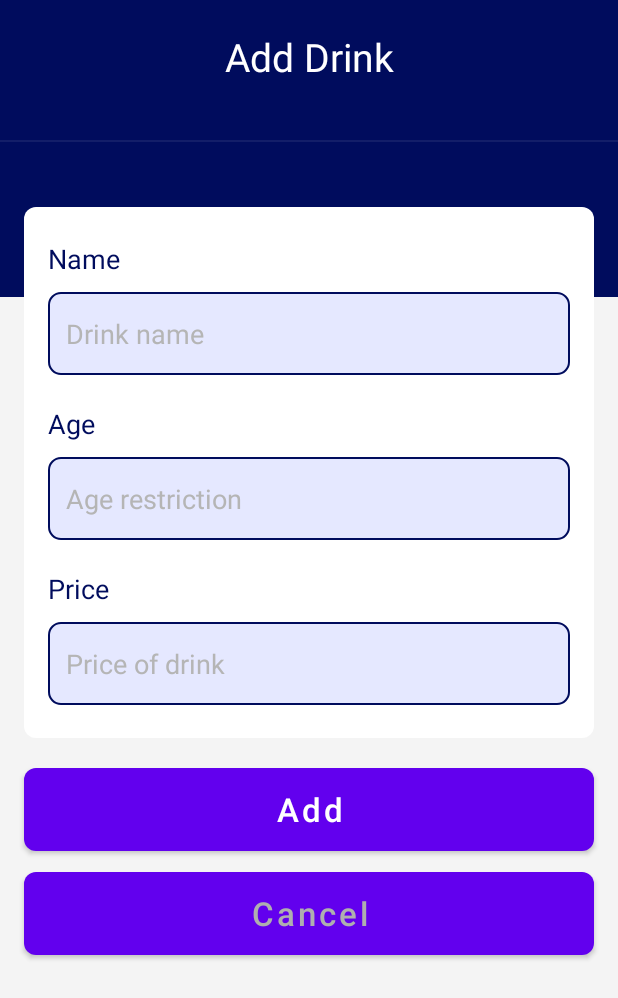
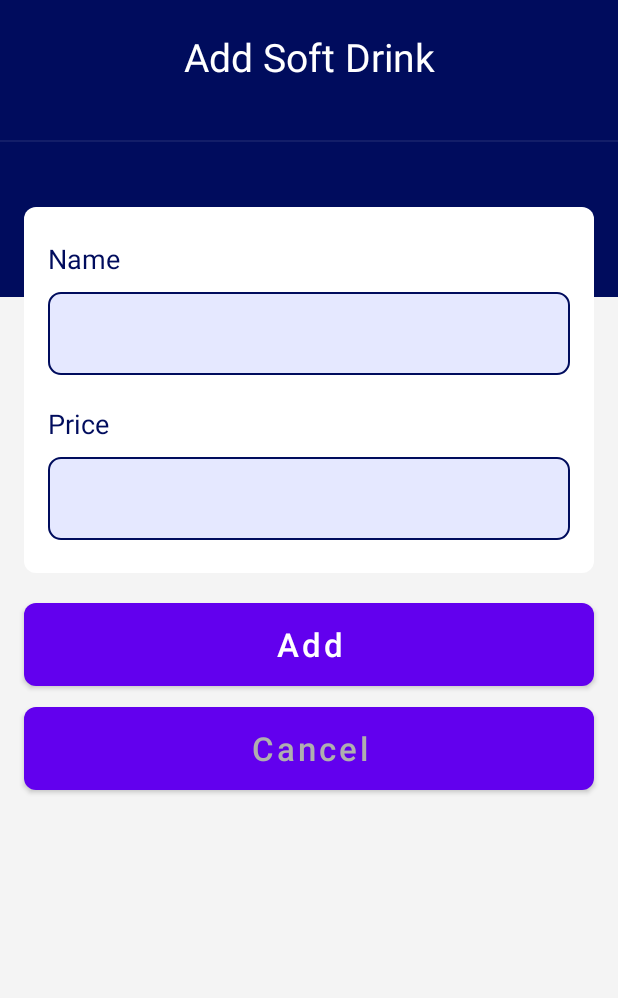
Before and after one commit to Alpha-Centauri1/Fast_Order, an Android app: the layout add_soft_drink.xml on its own in the app's theme, with its tools: preview values and no code run, on a phone screen of 412 x 824 dp. Shown: the top 998 px of the screen. Run offline under Robolectric (Android 15) with nearby library versions, the phone set to English and light mode, and no system bars.

Commit message:
Added activity for adding new soft drinks and displaying them

```diff
--- a/app/src/main/AndroidManifest.xml
+++ b/app/src/main/AndroidManifest.xml
@@ -14,6 +14,10 @@
             android:label="@string/title_activity_soft_drinks_actitvity" >
         </activity>
         <activity
+            android:name=".AddSoftDrinkActivity"
+            android:label="@string/title_activity_soft_drinks_actitvity" >
+        </activity>
+        <activity
             android:name=".AdminOrdersActivity"
             android:label="@string/app_name"
             android:theme="@style/Theme.FastOrder.NoActionBar" >
--- a/app/src/main/java/ch/zli/fastOrder/AdminOrdersActivity.java
+++ b/app/src/main/java/ch/zli/fastOrder/AdminOrdersActivity.java
@@ -44,7 +44,7 @@ public class AdminOrdersActivity extends AppCompatActivity {
         setContentView(R.layout.admin_orders);
 
         endpage = findViewById(R.id.endpage);
-        drinks = findViewById(R.id.drinks);
+        drinks = findViewById(R.id.orders);
         btnAddNew = findViewById(R.id.btnCreate);
         drinks.setLayoutManager(new LinearLayoutManager(this));
         list = new ArrayList<>();
@@ -61,9 +61,9 @@ public class AdminOrdersActivity extends AppCompatActivity {
             @Override
             public void onDataChange(DataSnapshot dataSnapshot) {
                 // set code to retrieve data and replace layout
-                for(DataSnapshot dataSnapshot1: dataSnapshot.getChildren())
+                for(DataSnapshot snapshot: dataSnapshot.getChildren())
                 {
-                    Order order = dataSnapshot1.getValue(Order.class);
+                    Order order = snapshot.getValue(Order.class);
                     list.add(order);
                 }
                 adapter = new OrderAdapter(AdminOrdersActivity.this, list);
--- a/app/src/main/java/ch/zli/fastOrder/OrderAdapter.java
+++ b/app/src/main/java/ch/zli/fastOrder/OrderAdapter.java
@@ -1,7 +1,6 @@
 package ch.zli.fastOrder;
 
 import android.content.Context;
-import android.content.Intent;
 import android.view.LayoutInflater;
 import android.view.View;
 import android.view.ViewGroup;
@@ -58,9 +57,9 @@ public class OrderAdapter extends RecyclerView.Adapter<OrderAdapter.OrderViewHol
 
         private OrderViewHolder(@NonNull View itemView) {
             super(itemView);
-            name = itemView.findViewById(R.id.name);
+            name = itemView.findViewById(R.id.inputName);
             amount = itemView.findViewById(R.id.amount);
-            price = itemView.findViewById(R.id.price);
+            price = itemView.findViewById(R.id.inputPrice);
         }
     }
 
--- a/app/src/main/res/layout/add_soft_drink.xml
+++ b/app/src/main/res/layout/add_soft_drink.xml
@@ -18,14 +18,14 @@
 
         <TextView
             android:id="@+id/titlepage"
+            android:layout_width="match_parent"
+            android:layout_height="wrap_content"
             android:layout_marginTop="20dp"
-            android:textSize="26sp"
+            android:layout_marginBottom="18dp"
+            android:text="@string/title_add_soft_drink"
+            android:textAlignment="center"
             android:textColor="#FFF"
-            android:text="Add Drink"
-            android:textAlignment="center"
-            android:layout_marginBottom="18dp"
-            android:layout_width="match_parent"
-            android:layout_height="wrap_content" />
+            android:textSize="26sp" />
 
         <View
             android:layout_marginTop="20dp"
@@ -55,54 +55,23 @@
 
             <TextView
                 android:id="@+id/addname"
-                android:textSize="18sp"
+                android:layout_width="match_parent"
+                android:layout_height="wrap_content"
+                android:layout_marginBottom="10dp"
+                android:text="@string/name"
                 android:textColor="@color/colorPrimaryDark"
-                android:text="Name"
-                android:layout_marginBottom="10dp"
-                android:layout_width="match_parent"
-                android:layout_height="wrap_content" />
+                android:textSize="18sp" />
 
             <EditText
-                android:id="@+id/name"
+                android:id="@+id/inputName"
+                android:layout_width="match_parent"
+                android:layout_height="55dp"
+                android:background="@drawable/input_field"
                 android:inputType="text"
-                android:background="@drawable/input_field"
                 android:paddingLeft="12dp"
-                android:textColorHint="#B5B5B5"
+                android:paddingRight="12dp"
                 android:textColor="@color/colorPrimaryDark"
-                android:hint="Drink name"
-                android:layout_width="match_parent"
-                android:layout_height="55dp" />
-
-        </LinearLayout>
-
-        <LinearLayout
-            android:layout_marginTop="20dp"
-            android:layout_marginRight="16dp"
-            android:layout_marginLeft="16dp"
-            android:orientation="vertical"
-            android:layout_width="match_parent"
-            android:layout_height="wrap_content">
-
-            <TextView
-                android:id="@+id/addage"
-                android:textSize="18sp"
-                android:textColor="@color/colorPrimaryDark"
-                android:text="Age"
-                android:layout_marginBottom="10dp"
-                android:layout_width="match_parent"
-                android:layout_height="wrap_content" />
-
-            <EditText
-                android:id="@+id/age"
-                android:inputType="text"
-                android:background="@drawable/input_field"
-                android:paddingLeft="12dp"
-                android:textColorHint="#B5B5B5"
-                android:maxLength="25"
-                android:textColor="@color/colorPrimaryDark"
-                android:hint="Age restriction"
-                android:layout_width="match_parent"
-                android:layout_height="55dp" />
+                android:textColorHint="#B5B5B5" />
 
         </LinearLayout>
 
@@ -116,23 +85,23 @@
 
             <TextView
                 android:id="@+id/addprice"
-                android:textSize="18sp"
+                android:layout_width="match_parent"
+                android:layout_height="wrap_content"
+                android:layout_marginBottom="10dp"
+                android:text="@string/price"
                 android:textColor="@color/colorPrimaryDark"
-                android:text="Price"
-                android:layout_marginBottom="10dp"
-                android:layout_width="match_parent"
-                android:layout_height="wrap_content" />
+                android:textSize="18sp" />
 
             <EditText
-                android:id="@+id/price"
+                android:id="@+id/inputPrice"
+                android:layout_width="match_parent"
+                android:layout_height="55dp"
+                android:background="@drawable/input_field"
                 android:inputType="text"
-                android:background="@drawable/input_field"
                 android:paddingLeft="12dp"
-                android:textColorHint="#B5B5B5"
+                android:paddingRight="12dp"
                 android:textColor="@color/colorPrimaryDark"
-                android:hint="Price of drink"
-                android:layout_width="match_parent"
-                android:layout_height="55dp" />
+                android:textColorHint="#B5B5B5" />
 
         </LinearLayout>
 
@@ -140,30 +109,30 @@
     </LinearLayout>
 
     <Button
-        android:id="@+id/btnSaveTask"
-        android:layout_marginRight="16dp"
+        android:id="@+id/btnAdd"
+        android:layout_width="match_parent"
+        android:layout_height="55dp"
         android:layout_marginLeft="16dp"
         android:layout_marginTop="20dp"
-        android:text="Add"
+        android:layout_marginRight="16dp"
+        android:background="@drawable/addbtn"
+        android:text="@string/add"
+        android:textAllCaps="false"
         android:textColor="#FFF"
-        android:textAllCaps="false"
-        android:background="@drawable/addbtn"
-        android:textSize="22sp"
-        android:layout_width="match_parent"
-        android:layout_height="55dp" />
+        android:textSize="22sp" />
 
     <Button
         android:id="@+id/btnCancel"
-        android:layout_marginRight="16dp"
+        android:layout_width="match_parent"
+        android:layout_height="55dp"
         android:layout_marginLeft="16dp"
         android:layout_marginTop="14dp"
-        android:text="Cancel"
+        android:layout_marginRight="16dp"
+        android:background="@drawable/canclebtn"
+        android:text="@string/cancel"
+        android:textAllCaps="false"
         android:textColor="#AFAFAF"
-        android:textAllCaps="false"
-        android:background="@drawable/canclebtn"
-        android:textSize="22sp"
-        android:layout_width="match_parent"
-        android:layout_height="55dp" />
+        android:textSize="22sp" />
 
 
 </LinearLayout>
--- a/app/src/main/res/layout/admin_orders.xml
+++ b/app/src/main/res/layout/admin_orders.xml
@@ -74,7 +74,7 @@
         </LinearLayout>
 
         <androidx.recyclerview.widget.RecyclerView
-            android:id="@+id/drinks"
+            android:id="@+id/orders"
             android:layout_width="match_parent"
             android:layout_height="wrap_content"
             android:layout_marginLeft="16dp"
--- a/app/src/main/res/layout/order_item.xml
+++ b/app/src/main/res/layout/order_item.xml
@@ -15,7 +15,7 @@
         android:layout_height="match_parent">
 
         <TextView
-            android:id="@+id/name"
+            android:id="@+id/inputName"
             android:layout_marginTop="19dp"
             android:textSize="22sp"
             android:textColor="#000C5D"
@@ -40,7 +40,7 @@
         android:layout_height="wrap_content">
 
         <TextView
-            android:id="@+id/price"
+            android:id="@+id/inputPrice"
             android:textSize="18sp"
             android:textColor="#F63EA5"
             android:layout_marginTop="8dp"
--- a/app/src/main/res/values/strings.xml
+++ b/app/src/main/res/values/strings.xml
@@ -21,4 +21,9 @@
     <string name="drinkAmount">1</string>
     <string name="hardDrinks">Hard Drinks</string>
     <string name="softDrinks">Soft Drinks</string>
+    <string name="add">Add</string>
+    <string name="cancel">Cancel</string>
+    <string name="name">Name</string>
+    <string name="price">Price</string>
+    <string name="title_add_soft_drink">Add Soft Drink</string>
 </resources>
```
Also changed, not shown: app/src/main/java/ch/zli/fastOrder/AddSoftDrinkActivity.java (+62 -0 lines), app/src/main/java/ch/zli/fastOrder/SoftDrinkAdapter.java (+14 -18 lines), app/src/main/java/ch/zli/fastOrder/ui/dashboard/DashboardFragment.java (+20 -11 lines), app/src/main/res/layout/drink_item.xml (+18 -21 lines).
